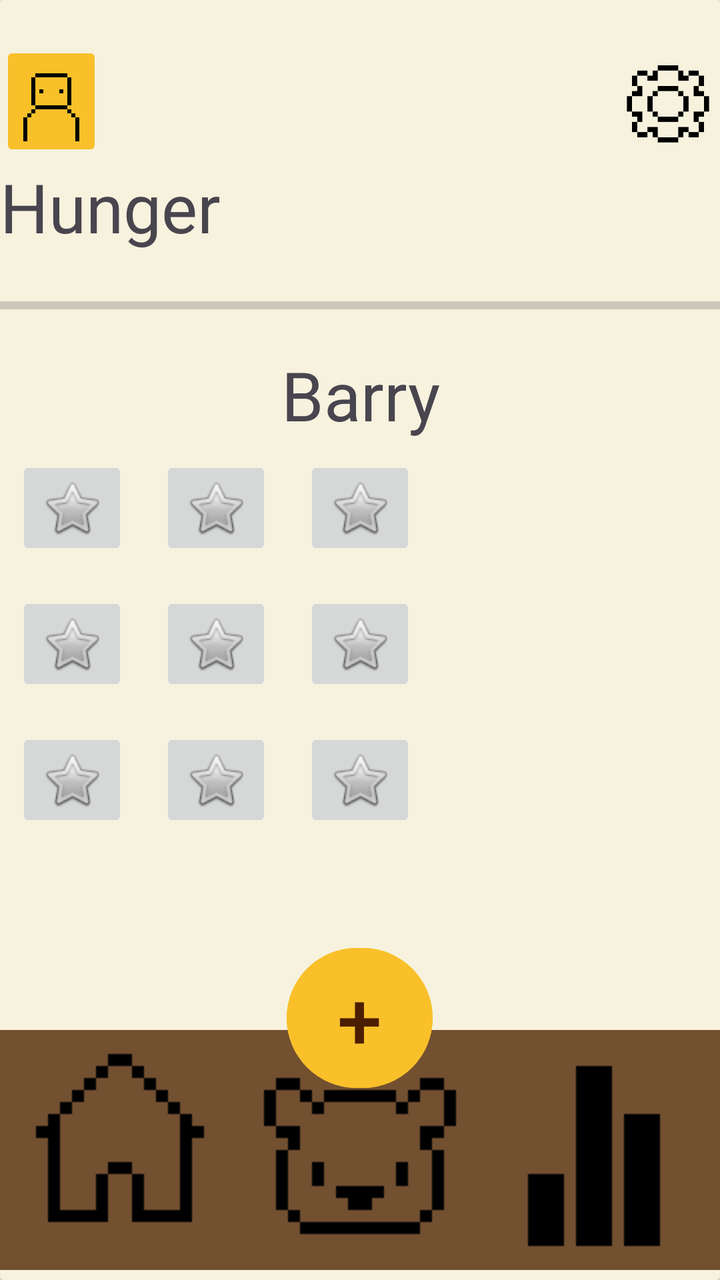
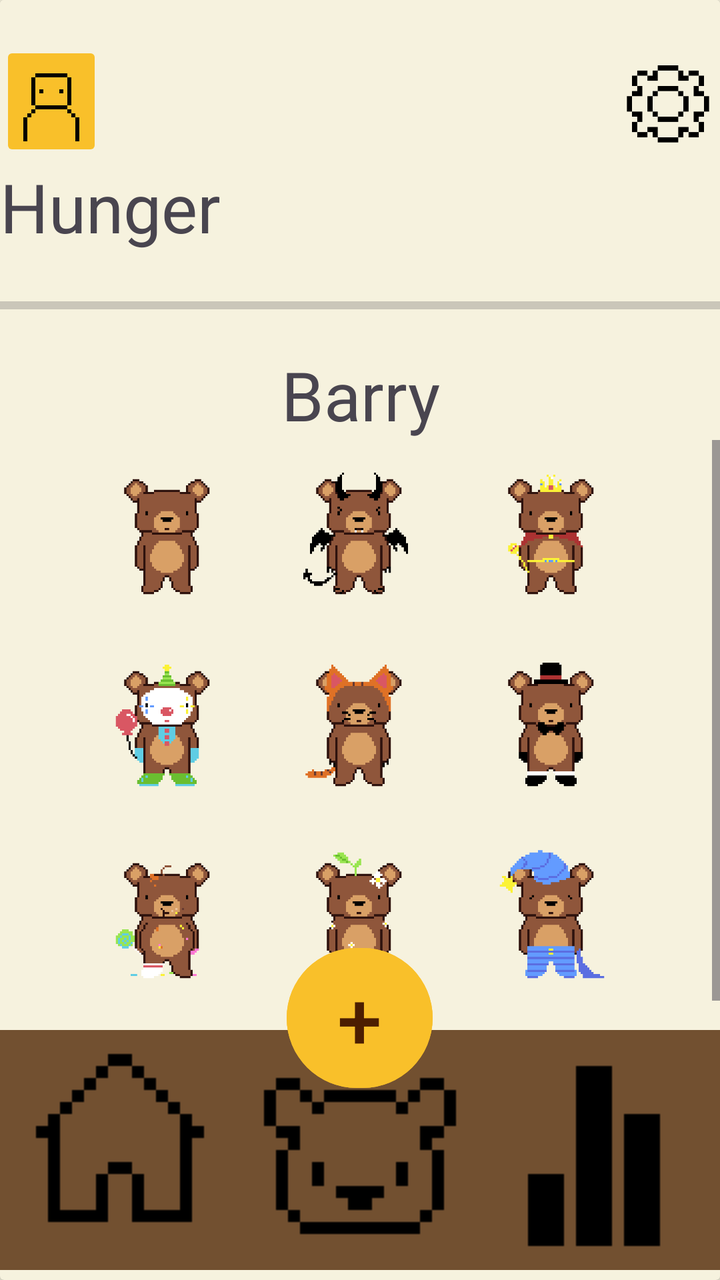

Screens rendered from an Android XML layout before and after an edit, with the pre-edit source and the edit as a unified diff.
<!-- AndroidManifest.xml: application theme Theme.BeeBudgetingLimited -->
<!-- res/layout/activity_barry_dress_up.xml -->
<?xml version="1.0" encoding="utf-8"?>
<androidx.drawerlayout.widget.DrawerLayout xmlns:android="http://schemas.android.com/apk/res/android"
    xmlns:app="http://schemas.android.com/apk/res-auto"
    xmlns:tools="http://schemas.android.com/tools"
    android:id="@+id/main"
    android:layout_width="match_parent"
    android:layout_height="match_parent"
    tools:context=".BarryCareScreen"
    android:background="@color/Cream">

    <androidx.cardview.widget.CardView
        android:layout_width="match_parent"
        android:layout_height="wrap_content"
        app:cardBackgroundColor="@color/Cream">

        <LinearLayout
            android:id="@+id/text"
            android:layout_width="match_parent"
            android:layout_height="503dp"
            android:gravity="bottom"
            android:orientation="vertical"
            android:background="@color/Cream">

            <LinearLayout
                android:layout_width="match_parent"
                android:layout_height="60dp"

                android:orientation="horizontal">

                <ImageButton
                    android:id="@+id/ProfileBtn"
                    android:layout_width="0dp"
                    android:layout_height="wrap_content"
                    android:layout_weight="0.2"
                    android:backgroundTint="@color/Bright_yellow"
                    android:scaleType="centerCrop"
                    app:srcCompat="@drawable/profileicon" />

                <ImageView
                    android:id="@+id/imageView3"
                    android:layout_width="0dp"
                    android:layout_height="wrap_content"
                    android:layout_weight="1"
                    android:alpha="0"
                    app:srcCompat="@drawable/house" />

                <ImageButton
                    android:id="@+id/Settingsbtn"
                    android:layout_width="0dp"
                    android:layout_height="match_parent"
                    android:layout_weight="0.2"
                    android:background="@android:color/transparent"
                    android:scaleType="fitCenter"
                    app:srcCompat="@drawable/cogicon" />

            </LinearLayout>

            <LinearLayout
                android:layout_width="match_parent"
                android:layout_height="50dp"
                android:orientation="horizontal">

                <TextView
                    android:id="@+id/textView2"
                    android:layout_width="wrap_content"
                    android:layout_height="match_parent"
                    android:layout_weight="1"
                    android:text="@string/hunger"
                    android:textSize="34sp" />
            </LinearLayout>

            <ProgressBar
                android:id="@+id/progressBar"
                style="?android:attr/progressBarStyleHorizontal"
                android:layout_width="match_parent"
                android:layout_height="44dp" />

            <TextView
                android:id="@+id/textView6"
                android:layout_width="match_parent"
                android:layout_height="wrap_content"
                android:text="@string/barry"
                android:textAlignment="center"
                android:textSize="34sp" />

            <LinearLayout
                android:layout_width="match_parent"
                android:layout_height="283dp"
                android:layout_gravity="bottom"
                android:foregroundGravity="bottom"
                android:gravity="bottom"
                android:orientation="horizontal">

                <ScrollView
                    android:layout_width="match_parent"
                    android:layout_height="match_parent"
                    android:fillViewport="true">

                    <GridLayout
                        android:layout_width="match_parent"
                        android:layout_height="wrap_content"
                        android:layout_gravity="center"
                        android:alignmentMode="alignMargins"
                        android:columnCount="3"
                        android:columnOrderPreserved="false"
                        android:orientation="vertical">

                        <ImageButton
                            android:id="@+id/Outfit1"
                            android:layout_width="wrap_content"
                            android:layout_height="wrap_content"
                            android:layout_row="0"
                            android:layout_column="0"
                            android:layout_margin="8dp"
                            android:src="@android:drawable/btn_star" />

                        <ImageButton
                            android:id="@+id/Outfit2"
                            android:layout_width="wrap_content"
                            android:layout_height="wrap_content"
                            android:layout_row="0"
                            android:layout_column="1"
                            android:layout_margin="8dp"
                            android:src="@android:drawable/btn_star" />

                        <ImageButton
                            android:id="@+id/Outfit3"
                            android:layout_width="wrap_content"
                            android:layout_height="wrap_content"
                            android:layout_row="0"
                            android:layout_column="2"
                            android:layout_margin="8dp"
                            android:src="@android:drawable/btn_star" />

                        <ImageButton
                        android:id="@+id/Outfit4"
                        android:layout_width="wrap_content"
                        android:layout_height="wrap_content"
                        android:layout_row="1"
                        android:layout_column="0"
                        android:layout_margin="8dp"
                        android:src="@android:drawable/btn_star" />

                        <ImageButton
                            android:id="@+id/Outfit5"
                            android:layout_width="wrap_content"
                            android:layout_height="wrap_content"
                            android:layout_row="1"
                            android:layout_column="1"
                            android:layout_margin="8dp"
                            android:src="@android:drawable/btn_star" />

                        <ImageButton
                            android:id="@+id/Outfit6"
                            android:layout_width="wrap_content"
                            android:layout_height="wrap_content"
                            android:layout_row="1"
                            android:layout_column="2"
                            android:layout_margin="8dp"
                            android:src="@android:drawable/btn_star" />

                        <ImageButton
                            android:id="@+id/Outfit7"
                            android:layout_width="wrap_content"
                            android:layout_height="wrap_content"
                            android:layout_row="2"
                            android:layout_column="0"
                            android:layout_margin="8dp"
                            android:src="@android:drawable/btn_star" />

                        <ImageButton
                            android:id="@+id/Outfit8"
                            android:layout_width="wrap_content"
                            android:layout_height="wrap_content"
                            android:layout_row="2"
                            android:layout_column="1"
                            android:layout_margin="8dp"
                            android:src="@android:drawable/btn_star" />

                        <ImageButton
                            android:id="@+id/Outfit9"
                            android:layout_width="wrap_content"
                            android:layout_height="wrap_content"
                            android:layout_row="2"
                            android:layout_column="2"
                            android:layout_margin="8dp"
                            android:src="@android:drawable/btn_star" />


                    </GridLayout>



                </ScrollView>
            </LinearLayout>

        </LinearLayout>

        <RelativeLayout
            android:id="@+id/bottomBar"
            android:layout_width="match_parent"
            android:layout_height="170dp"
            android:layout_gravity="bottom">

            <LinearLayout
                android:layout_width="match_parent"
                android:layout_height="match_parent"
                android:layout_marginVertical="5dp"
                android:gravity="bottom"
                android:orientation="horizontal">

                <ImageButton
                    android:id="@+id/Homebtn"
                    android:layout_width="wrap_content"
                    android:layout_height="wrap_content"
                    android:layout_weight="1"
                    android:background="#725030"
                    app:srcCompat="@drawable/houseicon" />

                <ImageButton
                    android:id="@+id/Barrybtn"
                    android:layout_width="wrap_content"
                    android:layout_height="wrap_content"
                    android:layout_weight="1"
                    android:background="#725030"
                    app:srcCompat="@drawable/bearicon" />

                <ImageButton
                    android:id="@+id/Analyticsbtn"
                    android:layout_width="wrap_content"
                    android:layout_height="wrap_content"
                    android:layout_weight="1"
                    android:background="#725030"
                    app:srcCompat="@drawable/analyticsicon" />

            </LinearLayout>

            <Button
                android:id="@+id/Addbtn"
                android:layout_width="73dp"
                android:layout_height="78dp"
                android:layout_centerHorizontal="true"
                android:layout_marginTop="0dp"

                android:backgroundTint="@color/Bright_yellow"
                android:text="+"
                android:textColor="@color/Dark_brown"
                android:textColorLink="#f2c560"
                android:textSize="40dp" />

        </RelativeLayout>

    </androidx.cardview.widget.CardView>

</androidx.drawerlayout.widget.DrawerLayout>
<!-- resources referenced by this layout -->
<resources>
  <color name="Bright_yellow">#f9c02a</color>
  <color name="Cream">#f6f2de</color>
  <color name="Dark_brown">#4c1e01</color>
  <!-- drawable analyticsicon: png bitmap (drawable, 346 bytes) -->
  <!-- drawable bearicon: png bitmap (drawable, 423 bytes) -->
  <!-- drawable cogicon: png bitmap (drawable, 702 bytes) -->
  <!-- drawable house: png bitmap (drawable, 413934 bytes) -->
  <!-- drawable houseicon: png bitmap (drawable, 405 bytes) -->
  <!-- drawable profileicon: png bitmap (drawable, 471 bytes) -->
  <string name="barry">Barry</string>
  <string name="hunger">Hunger</string>
  <style name="Theme.BeeBudgetingLimited" parent="Base.Theme.BeeBudgetingLimited" />
  <style name="Base.Theme.BeeBudgetingLimited" parent="Theme.Material3.DayNight.NoActionBar">
          
          
      </style>
</resources>

<!-- the commit's change to res/layout/activity_barry_dress_up.xml (unified diff, before → after) -->
@@ -97,95 +97,112 @@
                     android:fillViewport="true">
 
                     <GridLayout
-                        android:layout_width="match_parent"
+                        android:layout_width="wrap_content"
                         android:layout_height="wrap_content"
                         android:layout_gravity="center"
                         android:alignmentMode="alignMargins"
                         android:columnCount="3"
                         android:columnOrderPreserved="false"
-                        android:orientation="vertical">
+                        android:orientation="horizontal">
 
                         <ImageButton
                             android:id="@+id/Outfit1"
-                            android:layout_width="wrap_content"
-                            android:layout_height="wrap_content"
+                            android:layout_width="80dp"
+                            android:layout_height="80dp"
                             android:layout_row="0"
                             android:layout_column="0"
                             android:layout_margin="8dp"
-                            android:src="@android:drawable/btn_star" />
+                            android:background="@android:color/transparent"
+                            android:scaleType="fitCenter"
+                            android:src="@drawable/barrybear" />
 
                         <ImageButton
                             android:id="@+id/Outfit2"
-                            android:layout_width="wrap_content"
-                            android:layout_height="wrap_content"
+                            android:layout_width="80dp"
+                            android:layout_height="80dp"
                             android:layout_row="0"
                             android:layout_column="1"
                             android:layout_margin="8dp"
-                            android:src="@android:drawable/btn_star" />
+                            android:background="@android:color/transparent"
+                            android:scaleType="fitCenter"
+                            android:src="@drawable/barrybearevil" />
 
                         <ImageButton
                             android:id="@+id/Outfit3"
-                            android:layout_width="wrap_content"
-                            android:layout_height="wrap_content"
+                            android:layout_width="80dp"
+                            android:layout_height="80dp"
                             android:layout_row="0"
                             android:layout_column="2"
                             android:layout_margin="8dp"
-                            android:src="@android:drawable/btn_star" />
-
-                        <ImageButton
-                        android:id="@+id/Outfit4"
-                        android:layout_width="wrap_content"
-                        android:layout_height="wrap_content"
-                        android:layout_row="1"
-                        android:layout_column="0"
-                        android:layout_margin="8dp"
-                        android:src="@android:drawable/btn_star" />
+                            android:background="@android:color/transparent"
+                            android:scaleType="fitCenter"
+                            android:src="@drawable/barrybearking" />
+
+                        <ImageButton
+                            android:id="@+id/Outfit4"
+                            android:layout_width="80dp"
+                            android:layout_height="80dp"
+                            android:layout_row="1"
+                            android:layout_column="0"
+                            android:layout_margin="8dp"
+                            android:background="@android:color/transparent"
+                            android:scaleType="fitCenter"
+                            android:src="@drawable/barrybearclown" />
 
                         <ImageButton
                             android:id="@+id/Outfit5"
-                            android:layout_width="wrap_content"
-                            android:layout_height="wrap_content"
+                            android:layout_width="80dp"
+                            android:layout_height="80dp"
                             android:layout_row="1"
                             android:layout_column="1"
                             android:layout_margin="8dp"
-                            android:src="@android:drawable/btn_star" />
+                            android:background="@android:color/transparent"
+                            android:scaleType="fitCenter"
+                            android:src="@drawable/barrybearkitty" />
 
                         <ImageButton
                             android:id="@+id/Outfit6"
-                            android:layout_width="wrap_content"
-                            android:layout_height="wrap_content"
+                            android:layout_width="80dp"
+                            android:layout_height="80dp"
                             android:layout_row="1"
                             android:layout_column="2"
                             android:layout_margin="8dp"
-                            android:src="@android:drawable/btn_star" />
+                            android:background="@android:color/transparent"
+                            android:scaleType="fitCenter"
+                            android:src="@drawable/barrybeargentleman" />
 
                         <ImageButton
                             android:id="@+id/Outfit7"
-                            android:layout_width="wrap_content"
-                            android:layout_height="wrap_content"
+                            android:layout_width="80dp"
+                            android:layout_height="80dp"
                             android:layout_row="2"
                             android:layout_column="0"
                             android:layout_margin="8dp"
-                            android:src="@android:drawable/btn_star" />
+                            android:background="@android:color/transparent"
+                            android:scaleType="fitCenter"
+                            android:src="@drawable/barrybearmessy" />
 
                         <ImageButton
                             android:id="@+id/Outfit8"
-                            android:layout_width="wrap_content"
-                            android:layout_height="wrap_content"
+                            android:layout_width="80dp"
+                            android:layout_height="80dp"
                             android:layout_row="2"
                             android:layout_column="1"
                             android:layout_margin="8dp"
-                            android:src="@android:drawable/btn_star" />
+                            android:background="@android:color/transparent"
+                            android:scaleType="fitCenter"
+                            android:src="@drawable/barrybearnature" />
 
                         <ImageButton
                             android:id="@+id/Outfit9"
-                            android:layout_width="wrap_content"
-                            android:layout_height="wrap_content"
+                            android:layout_width="80dp"
+                            android:layout_height="80dp"
                             android:layout_row="2"
                             android:layout_column="2"
                             android:layout_margin="8dp"
-                            android:src="@android:drawable/btn_star" />
-
+                            android:background="@android:color/transparent"
+                            android:scaleType="fitCenter"
+                            android:src="@drawable/barrybearsleepy" />
 
                     </GridLayout>
 
<!-- resource entries referenced after the edit -->
@@ -4,6 +4,15 @@
   <color name="Cream">#f6f2de</color>
   <color name="Dark_brown">#4c1e01</color>
   <!-- drawable analyticsicon: png bitmap (drawable, 346 bytes) -->
+  <!-- drawable barrybear: png bitmap (drawable, 3875 bytes) -->
+  <!-- drawable barrybearclown: png bitmap (drawable, 4706 bytes) -->
+  <!-- drawable barrybearevil: png bitmap (drawable, 4430 bytes) -->
+  <!-- drawable barrybeargentleman: png bitmap (drawable, 4084 bytes) -->
+  <!-- drawable barrybearking: png bitmap (drawable, 4501 bytes) -->
+  <!-- drawable barrybearkitty: png bitmap (drawable, 4420 bytes) -->
+  <!-- drawable barrybearmessy: png bitmap (drawable, 4534 bytes) -->
+  <!-- drawable barrybearnature: png bitmap (drawable, 4596 bytes) -->
+  <!-- drawable barrybearsleepy: png bitmap (drawable, 4497 bytes) -->
   <!-- drawable bearicon: png bitmap (drawable, 423 bytes) -->
   <!-- drawable cogicon: png bitmap (drawable, 702 bytes) -->
   <!-- drawable house: png bitmap (drawable, 413934 bytes) -->
